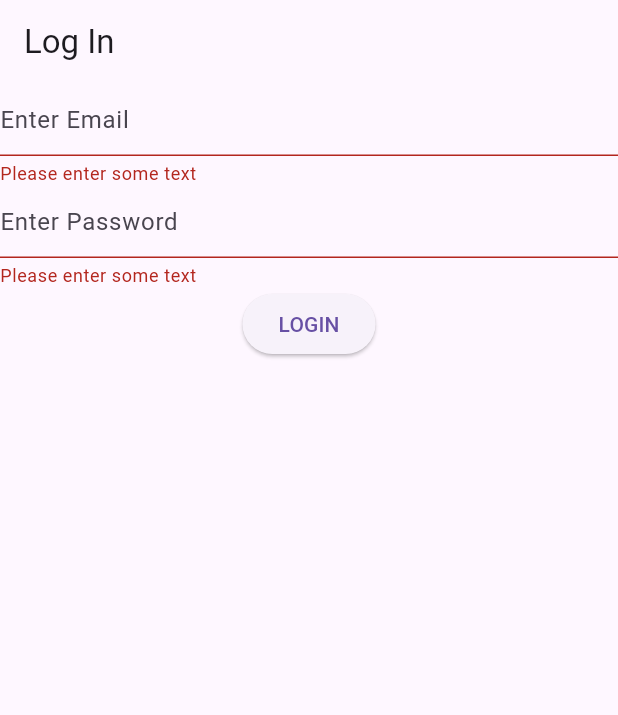
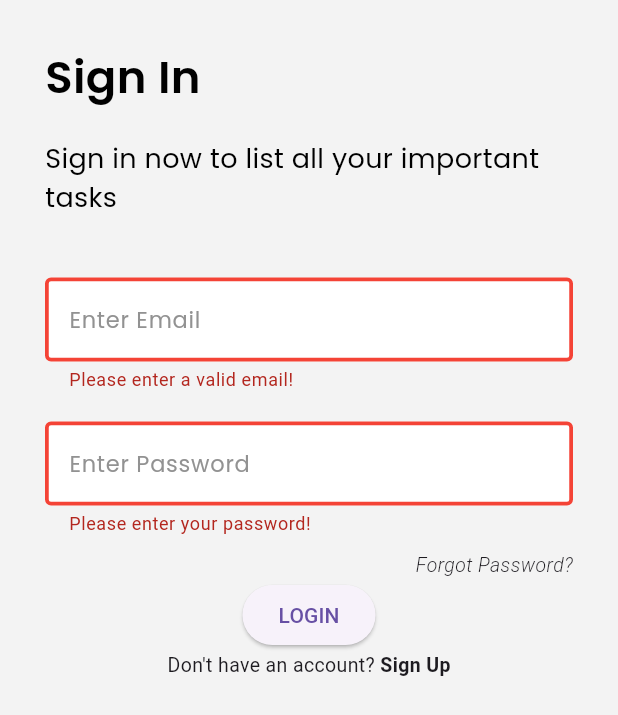
Before and after one commit to hssnhlim/todoapp, a Flutter app: the screen it shows after launch, after a tap on "LOGIN", on a phone screen of 412 x 824 dp. Shown: the top 715 px of the screen. Run offline on Flutter 3.47's test engine with Material 2 defaults, Android fonts, the phone set to English and light mode, and no system bars; our stand-ins replace firebase_auth, firebase_core; accounts and stored records are empty; Roboto replaces fonts that are missing (poopins).

Commit message:
Sign in UI

```diff
--- a/lib/authentication/auth.provider.dart
+++ b/lib/authentication/auth.provider.dart
@@ -16,12 +16,7 @@ class AuthProvider extends ChangeNotifier {
   static AuthProvider get instance => AuthProvider();
 
   Future<void> login(String email, String password) async {
-    try {
-      await FirebaseAuth.instance
-          .signInWithEmailAndPassword(email: email, password: password);
-    } on FirebaseAuthException catch (e) {
-      print(e);
-    }
-    ;
+    await FirebaseAuth.instance
+        .signInWithEmailAndPassword(email: email, password: password);
   }
 }
--- a/lib/authentication/login.dart
+++ b/lib/authentication/login.dart
@@ -1,3 +1,4 @@
+import 'package:firebase_auth/firebase_auth.dart';
 import 'package:flutter/material.dart';
 import 'package:provider/provider.dart';
 import 'package:todoapp/authentication/auth.provider.dart';
@@ -12,55 +13,172 @@ class LoginPage extends StatefulWidget {
 class _LoginPageState extends State<LoginPage> {
   final _formKey = GlobalKey<FormState>();
   final emailController = TextEditingController();
-  final passController = TextEditingController();
+  final passwordController = TextEditingController();
 
   @override
   Widget build(BuildContext context) {
     return Scaffold(
-        appBar: AppBar(
-          title: const Text('Log In'),
-        ),
+        backgroundColor: Color(0xffF3F3F3),
+        // appBar: AppBar(
+        //   title: const Text('Log In'),
+        // ),
         body: Form(
           key: _formKey,
+          child: SafeArea(
+            child: Padding(
+              padding: const EdgeInsets.all(30),
               child: Column(
                 children: [
+                  Align(
+                    alignment: Alignment.topLeft,
+                    child: Text(
+                      'Sign In',
+                      style: TextStyle(
+                        fontFamily: 'poppins',
+                        fontWeight: FontWeight.w600,
+                        fontSize: 30,
+                        color: Colors.black,
+                      ),
+                    ),
+                  ),
+                  SizedBox(height: 20),
+                  Text(
+                    'Sign in now to list all your important tasks',
+                    style: TextStyle(
+                      fontFamily: 'poppins',
+                      fontWeight: FontWeight.w400,
+                      fontSize: 18,
+                      color: Colors.black,
+                    ),
+                  ),
+                  SizedBox(
+                    height: 40,
+                  ),
                   TextFormField(
                     // The validator receives the text that the user has entered.
-                decoration: InputDecoration(hintText: 'Enter Email'),
+                    decoration: InputDecoration(
+                      filled: true,
+                      fillColor: Colors.white,
+                      hintText: 'Enter Email',
+                      hintStyle: TextStyle(
+                          fontFamily: 'poppins',
+                          fontWeight: FontWeight.w400,
+                          fontSize: 15,
+                          color: Color(0xff929292)),
+                      focusedBorder: OutlineInputBorder(
+                          borderSide:
+                              BorderSide(color: Colors.black, width: 2.5)),
+                      enabledBorder: OutlineInputBorder(
+                          borderSide:
+                              BorderSide(color: Colors.black, width: 2.5)),
+                      errorBorder: OutlineInputBorder(
+                          borderSide: BorderSide(
+                              color: Colors.red,
+                              style: BorderStyle.solid,
+                              width: 2.5)),
+                      focusedErrorBorder: OutlineInputBorder(
+                          borderSide: BorderSide(
+                              color: Colors.red,
+                              style: BorderStyle.solid,
+                              width: 2.5)),
+                    ),
                     controller: emailController,
                     validator: (value) {
                       if (value == null || value.isEmpty) {
-                    return 'Please enter some text';
+                        return 'Please enter a valid email!';
                       }
                       return null;
                     },
                   ),
+                  SizedBox(
+                    height: 20,
+                  ),
                   TextFormField(
                     // The validator receives the text that the user has entered.
-                decoration: InputDecoration(hintText: 'Enter Password'),
-                controller: passController,
+                    decoration: InputDecoration(
+                        filled: true,
+                        fillColor: Colors.white,
+                        hintText: 'Enter Password',
+                        hintStyle: TextStyle(
+                            fontFamily: 'poppins',
+                            fontWeight: FontWeight.w400,
+                            fontSize: 15,
+                            color: Color(0xff929292)),
+                        focusedBorder: OutlineInputBorder(
+                            borderSide:
+                                BorderSide(color: Colors.black, width: 2.5)),
+                        enabledBorder: OutlineInputBorder(
+                            borderSide:
+                                BorderSide(color: Colors.black, width: 2.5)),
+                        errorBorder: OutlineInputBorder(
+                            borderSide: BorderSide(
+                                color: Colors.red,
+                                style: BorderStyle.solid,
+                                width: 2.5)),
+                        focusedErrorBorder: OutlineInputBorder(
+                            borderSide: BorderSide(
+                                color: Colors.red,
+                                style: BorderStyle.solid,
+                                width: 2.5))),
+                    controller: passwordController,
                     validator: (value) {
                       if (value == null || value.isEmpty) {
-                    return 'Please enter some text';
+                        return 'Please enter your password!';
                       }
                       return null;
                     },
+                  ),
+                  SizedBox(
+                    height: 10,
+                  ),
+                  Align(
+                    alignment: Alignment.centerRight,
+                    child: Text(
+                      'Forgot Password?',
+                      style: TextStyle(
+                          fontFamily: 'poopins',
+                          fontWeight: FontWeight.w300,
+                          fontSize: 13,
+                          fontStyle: FontStyle.italic),
+                    ),
                   ),
                   ElevatedButton(
                       onPressed: () async {
                         // Validate returns true if the form is valid, or false otherwise.
                         if (_formKey.currentState!.validate()) {
-                      await Provider.of<AuthProvider>(context, listen: false)
-                          .login(emailController.text, passController.text);
-                      // If the form is valid, display a snackbar. In the real world,
-                      // you'd often call a server or save the information in a database.
+                          try {
+                            await Provider.of<AuthProvider>(context,
+                                    listen: false)
+                                .login(emailController.text,
+                                    passwordController.text);
+                          } on FirebaseAuthException catch (e) {
                             ScaffoldMessenger.of(context).showSnackBar(
-                        const SnackBar(content: Text('Processing Data')),
+                              SnackBar(content: Text(e.message!)),
                             );
                           }
+                        }
                       },
-                  child: const Text('LOGIN'))
+                      child: const Text('LOGIN')),
+                  Row(
+                    mainAxisAlignment: MainAxisAlignment.center,
+                    children: [
+                      Text('Don\'t have an account?',
+                          style: TextStyle(
+                            fontFamily: 'poopins',
+                            fontWeight: FontWeight.w400,
+                            fontSize: 13,
+                          )),
+                      Text(' Sign Up',
+                          style: TextStyle(
+                            fontFamily: 'poopins',
+                            fontWeight: FontWeight.w600,
+                            fontSize: 13,
+                          ))
                     ],
+                  )
+                ],
+              ),
+            ),
           ),
         ));
   }
--- a/lib/main.dart
+++ b/lib/main.dart
@@ -2,6 +2,7 @@ import 'package:firebase_core/firebase_core.dart';
 import 'package:flutter/material.dart';
 import 'package:provider/provider.dart';
 import 'package:todoapp/authentication/auth.provider.dart';
+import 'package:todoapp/authentication/login.dart';
 import 'package:todoapp/firebase_options.dart';
 
 import 'authentication/landing.dart';
@@ -32,7 +33,7 @@ class MyApp extends StatelessWidget {
           useMaterial3: true,
           primarySwatch: Colors.blue,
         ),
-        home: const LandingPage(),
+        home: const LoginPage(),
       ),
     );
   }
```
Also changed, not shown: pubspec.yaml (+13 -6 lines), assets/fonts/Poppins-ExtraLight.ttf (added), assets/fonts/Poppins-Light.ttf (added), assets/fonts/Poppins-Medium.ttf (added), assets/fonts/Poppins-Regular.ttf (added), assets/fonts/Poppins-SemiBold.ttf (added). Lines whose indentation alone changed are shown as unchanged.
